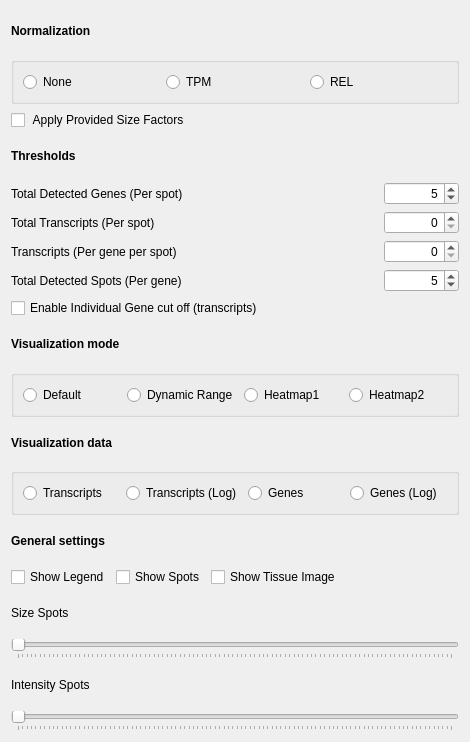
Qt form src/viewPages/SettingsWidget.ui (jfnavarro/st_viewer) before a commit.
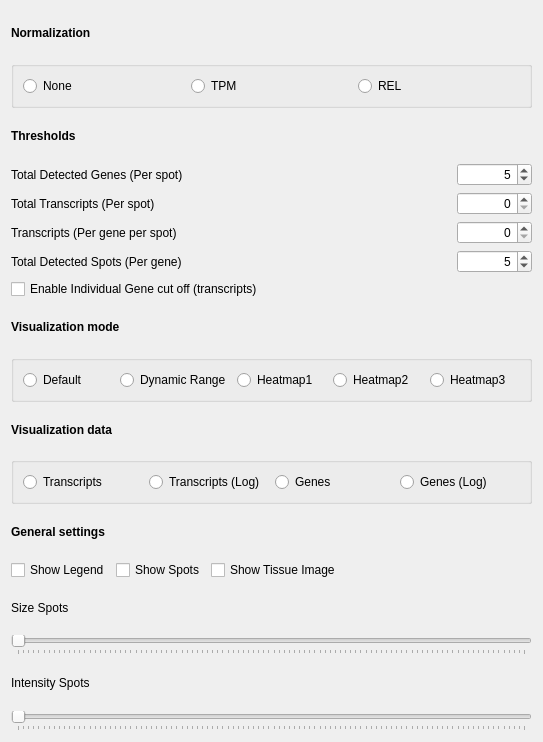
The same form after that commit.

Commit message: Added new heatmap method, improved DEA, improved Scran normalization, removed white circles for no visible data

What changed in the file:
```diff
--- a/src/viewPages/SettingsWidget.ui
+++ b/src/viewPages/SettingsWidget.ui
@@ -6,7 +6,7 @@
    <rect>
     <x>0</x>
     <y>0</y>
-    <width>470</width>
+    <width>543</width>
     <height>742</height>
    </rect>
   </property>
@@ -99,36 +99,6 @@
      </layout>
     </widget>
    </item>
-   <item>
-    <layout class="QHBoxLayout" name="horizontalLayout_9">
-     <item>
-      <widget class="QCheckBox" name="sizeFactors">
-       <property name="toolTip">
-        <string>Apply size factors to counts matrix if the dataset has valid sisze-factors</string>
-       </property>
-       <property name="statusTip">
-        <string>Apply size factors to counts matrix if the dataset has valid sisze-factors</string>
-       </property>
-       <property name="text">
-        <string> Apply Provided Size Factors</string>
-       </property>
-      </widget>
-     </item>
-     <item>
-      <spacer name="horizontalSpacer_5">
-       <property name="orientation">
-        <enum>Qt::Horizontal</enum>
-       </property>
-       <property name="sizeHint" stdset="0">
-        <size>
-         <width>40</width>
-         <height>20</height>
-        </size>
-       </property>
-      </spacer>
-     </item>
-    </layout>
-   </item>
    <item>
     <widget class="QLabel" name="label_7">
      <property name="font">
@@ -416,6 +386,13 @@
         </property>
        </widget>
       </item>
+      <item>
+       <widget class="QRadioButton" name="visual_color_range2">
+        <property name="text">
+         <string>Heatmap3</string>
+        </property>
+       </widget>
+      </item>
      </layout>
     </widget>
    </item>
```
The commit also changes 24 other files.
